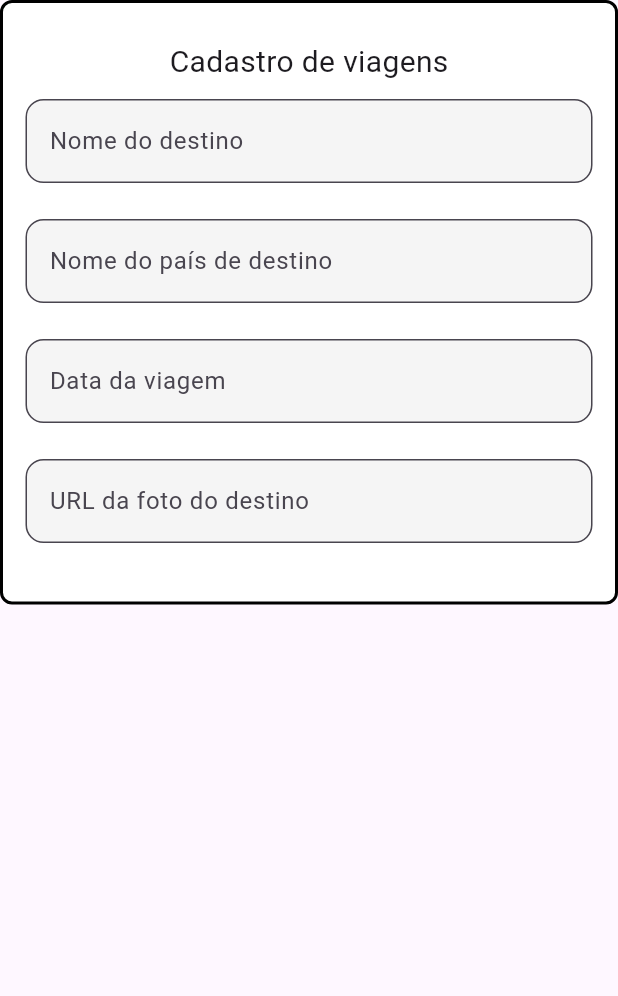
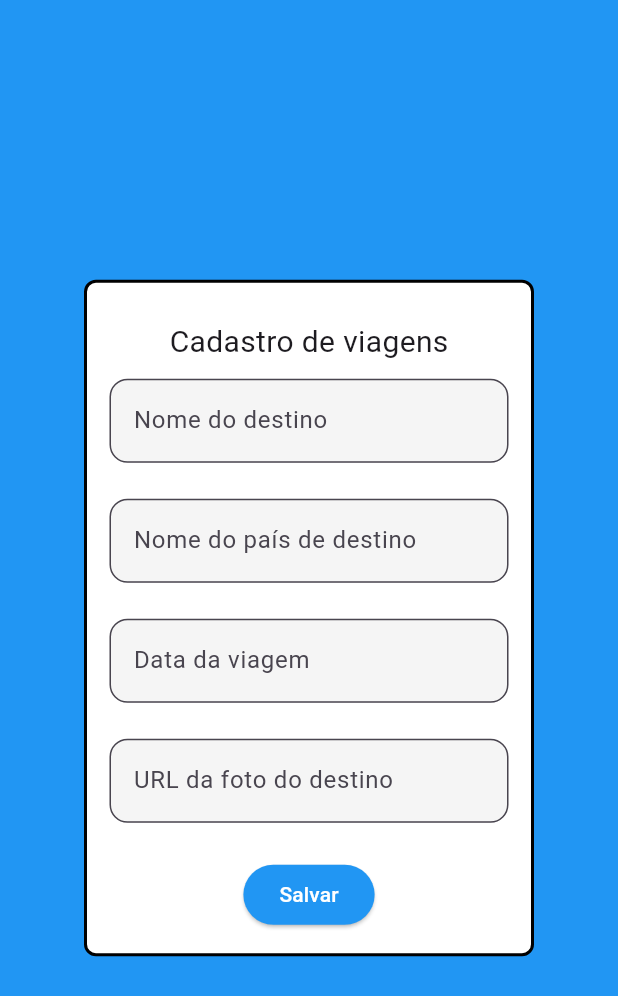
Before and after one commit to GuilhermeAbreu12/Viagens-dos-Sonhos-App, a Flutter app: the TelaCadastro screen opened directly, on a phone screen of 412 x 824 dp. Shown: the top 996 px of the screen. Run offline on Flutter 3.47's test engine with Material 3 defaults, Android fonts, the phone set to English and light mode, and no system bars.

Commit message:
feat: add registration screen

```diff
--- a/lib/main.dart
+++ b/lib/main.dart
@@ -305,29 +305,42 @@ class ConsultarCadastrosState extends State<ConsultarCadastros> {
   }
 }
 
+class TelaCadastro extends StatefulWidget {
+  const TelaCadastro({super.key});
+  @override
+  TelaCadastroState createState() => TelaCadastroState();
+}
 
+List<Viagem> viagens = [];
+
+class TelaCadastroState extends State<TelaCadastro> {
   final TextEditingController _controllerNomeDestino = TextEditingController();
   final TextEditingController _controllerNomePais = TextEditingController();
   final TextEditingController _controllerDataViagem = TextEditingController();
-final TextEditingController _controllerUrlImage = TextEditingController();
+  final TextEditingController _controllerUrlImagem = TextEditingController();
 
-class TelaCadastro extends StatelessWidget {
-  const TelaCadastro ({super.key});
   @override
   Widget build(BuildContext context) {
-    return Column (
+    return Scaffold(
+      body: Container(
+        width: MediaQuery.of(context).size.width * 1,
+        color: Colors.blue,
+        child: Column(
+          mainAxisAlignment: MainAxisAlignment.center,
           children: [
-        ConstrainedBox (
-          constraints: BoxConstraints(
-            minHeight: 200,
-            minWidth: 400
-          ),
+            ConstrainedBox(
+              constraints: BoxConstraints(minHeight: 200, minWidth: 200),
               child: Container(
+                width: 300,
                 padding: EdgeInsets.all(15),
                 decoration: BoxDecoration(
                   color: Colors.white,
-              border: Border.all(width: 2, color: Colors.black, style: BorderStyle.solid),
-              borderRadius: BorderRadius.circular(8)
+                  border: Border.all(
+                    width: 2,
+                    color: Colors.black,
+                    style: BorderStyle.solid,
+                  ),
+                  borderRadius: BorderRadius.circular(8),
                 ),
                 child: Column(
                   crossAxisAlignment: CrossAxisAlignment.center,
@@ -336,10 +349,13 @@ class TelaCadastro extends StatelessWidget {
                       mainAxisAlignment: MainAxisAlignment.center,
                       crossAxisAlignment: CrossAxisAlignment.center,
                       children: [
-                    Container (
+                        Container(
                           margin: EdgeInsets.all(10),
-                      child: Text("Cadastro de viagens", style: TextStyle(fontSize: 20),)
-                    )
+                          child: Text(
+                            "Cadastro de viagens",
+                            style: TextStyle(fontSize: 20),
+                          ),
+                        ),
                       ],
                     ),
                     Column(
@@ -356,8 +372,8 @@ class TelaCadastro extends StatelessWidget {
                               filled: true,
                               fillColor: Colors.grey[100],
                               border: OutlineInputBorder(
-                            borderRadius: BorderRadius.circular(12)
-                          )
+                                borderRadius: BorderRadius.circular(12),
+                              ),
                             ),
                           ),
                         ),
@@ -371,8 +387,8 @@ class TelaCadastro extends StatelessWidget {
                               filled: true,
                               fillColor: Colors.grey[100],
                               border: OutlineInputBorder(
-                            borderRadius: BorderRadius.circular(12)
-                          )
+                                borderRadius: BorderRadius.circular(12),
+                              ),
                             ),
                           ),
                         ),
@@ -386,8 +402,8 @@ class TelaCadastro extends StatelessWidget {
                               filled: true,
                               fillColor: Colors.grey[100],
                               border: OutlineInputBorder(
-                            borderRadius: BorderRadius.circular(12)
-                          )
+                                borderRadius: BorderRadius.circular(12),
+                              ),
                             ),
                           ),
                         ),
@@ -395,25 +411,95 @@ class TelaCadastro extends StatelessWidget {
                           width: 600,
                           height: 80,
                           child: TextField(
-                        controller: _controllerUrlImage,
+                            controller: _controllerUrlImagem,
                             decoration: InputDecoration(
                               labelText: "URL da foto do destino",
                               filled: true,
                               fillColor: Colors.grey[100],
                               border: OutlineInputBorder(
-                            borderRadius: BorderRadius.circular(12)
-                          )
+                                borderRadius: BorderRadius.circular(12),
+                              ),
+                            ),
+                          ),
+                        ),
+                        SizedBox(
+                          child: ElevatedButton(
+                            onPressed: () {
+                              showDialog(
+                                context: context,
+                                builder: (BuildContext context) {
+                                  return AlertDialog(
+                                    title: Center(child: Text("Cuidado!")),
+                                    content: Text(
+                                      "Tem certeza que quer salvar esse destino? (Verifique se as informações estão corretas)",
+                                    ),
+                                    actions: [
+                                      TextButton(
+                                        onPressed: () {
+                                          Navigator.of(context).pop();
+                                        },
+                                        style: TextButton.styleFrom(
+                                          backgroundColor: Colors.black,
+                                          foregroundColor: Colors.white,
+                                        ),
+                                        child: Text("Não tenho!"),
+                                      ),
+                                      ElevatedButton(
+                                        onPressed: () {
+                                          Viagem novaViagem = Viagem(
+                                            Destino:
+                                                _controllerNomeDestino.text,
+                                            PaisDestino:
+                                                _controllerNomePais.text,
+                                            Data: _controllerDataViagem.text,
+                                            UrlImagem:
+                                                _controllerUrlImagem.text,
+                                          );
+
+                                          Navigator.of(context).pop();
+
+                                          setState(() {
+                                            viagens.add(novaViagem);
+                                          });
+
+                                          _controllerNomeDestino.clear();
+                                          _controllerNomePais.clear();
+                                          _controllerDataViagem.clear();
+                                          _controllerUrlImagem.clear();
+                                          Navigator.push(
+                                            context,
+                                            MaterialPageRoute(
+                                              builder: (context) => App(),
+                                            ),
+                                          );
+                                        },
+                                        style: TextButton.styleFrom(
+                                          backgroundColor: Colors.white,
+                                          foregroundColor: Colors.black,
+                                        ),
+                                        child: Text("Tenho certeza!"),
+                                      ),
+                                    ],
+                                  );
+                                },
+                              );
+                            },
+                            style: ElevatedButton.styleFrom(
+                              foregroundColor: Colors.white,
+                              backgroundColor: Colors.blue,
+                            ),
+                            child: Text("Salvar"),
+                          ),
+                        ),
+                      ],
+                    ),
+                  ],
                 ),
               ),
             ),
           ],
-                )
-              ],
         ),
       ),
-        )
-
-      ]
     );
   }
 }
```
Lines whose indentation alone changed are shown as unchanged.
